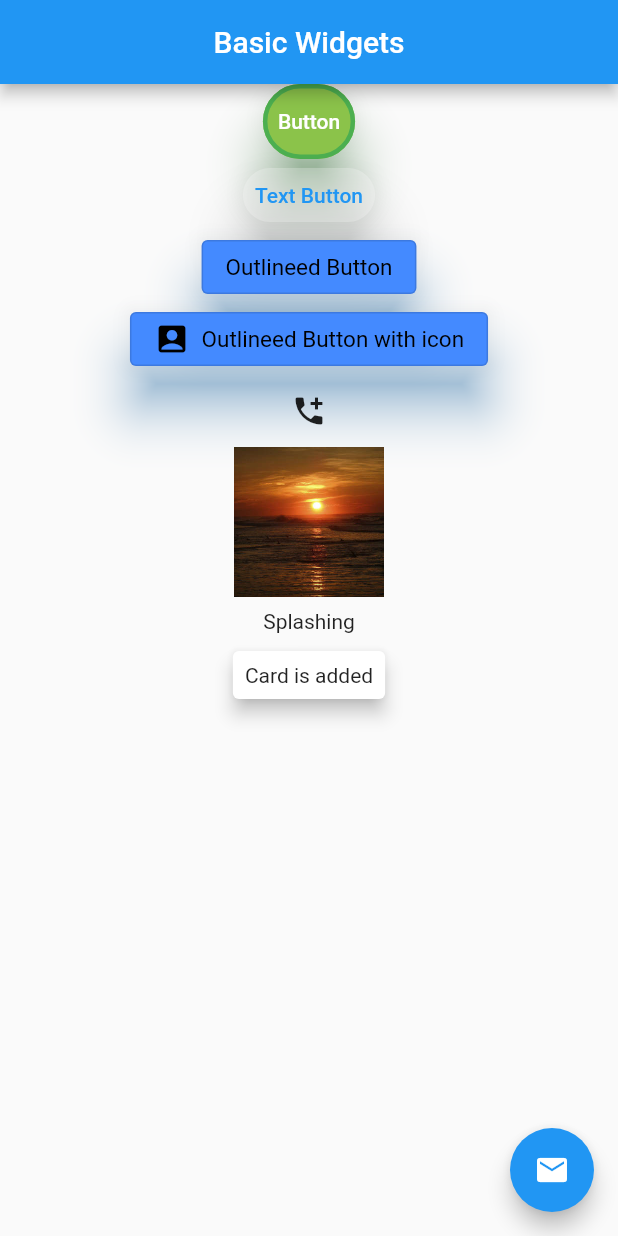
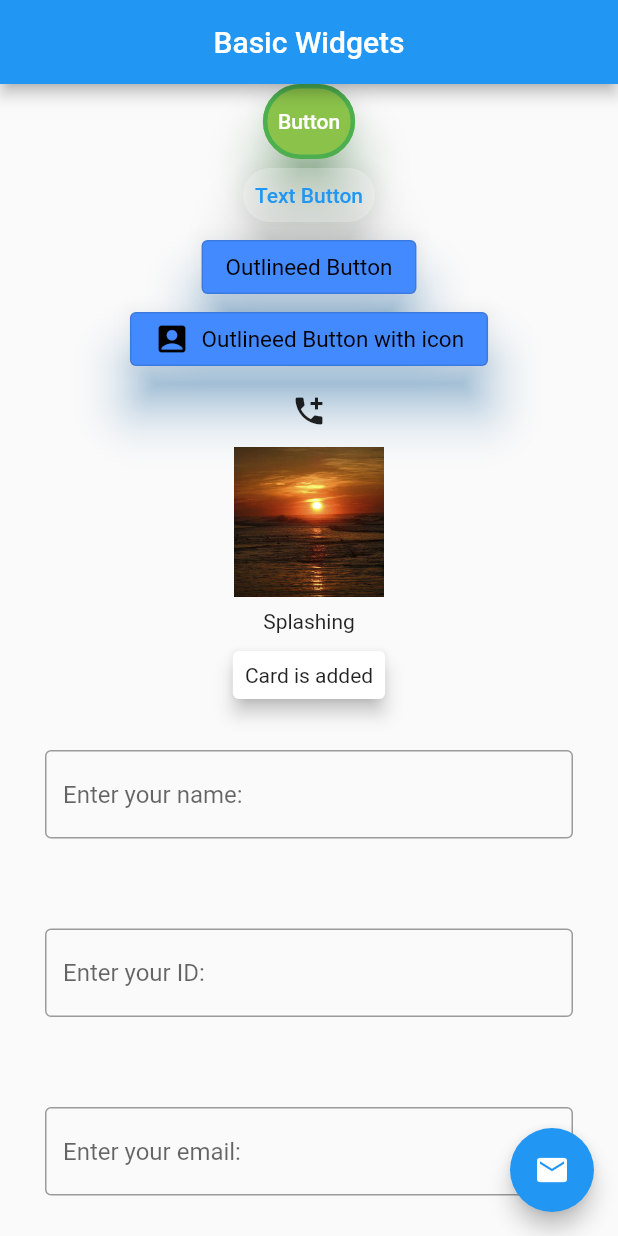
Before and after one commit to MHFerdous/Flutter_RestAPI_FireBase, a Flutter app: the screen it shows after launch, on a phone screen of 412 x 824 dp. Run offline on Flutter 3.47's test engine with Material 2 defaults, Android fonts, the phone set to English and light mode, and no system bars.

Commit message:
TextField added

```diff
--- a/lib/main.dart
+++ b/lib/main.dart
@@ -131,6 +131,60 @@ class HomeScreen extends StatelessWidget {
                     child: Text('Card is added'),
                   ),
                 ),
+                Padding(
+                  padding: const EdgeInsets.all(30.0),
+                  child: TextField(
+                    decoration: InputDecoration(
+                      hintText: 'Enter your name: ',
+                      border: OutlineInputBorder(
+                        borderSide: BorderSide(color: Colors.red),
+                      ),
+                      focusedBorder: OutlineInputBorder(
+                        borderSide: BorderSide(color: Colors.teal, width: 3),
+                      ),
+                    ),
+                    textInputAction: TextInputAction.next,
+                  ),
+                ),
+                Padding(
+                  padding: const EdgeInsets.all(30.0),
+                  child: TextField(
+                    keyboardType: TextInputType.number,
+                    decoration: InputDecoration(
+                      hintText: 'Enter your ID: ',
+                      border: OutlineInputBorder(),
+                    ),
+                    textInputAction: TextInputAction.next,
+                  ),
+                ),
+                Padding(
+                  padding: const EdgeInsets.all(30.0),
+                  child: TextField(
+                    keyboardType: TextInputType.emailAddress,
+                    decoration: InputDecoration(
+                      hintText: 'Enter your email: ',
+                      border: OutlineInputBorder(),
+                    ),
+                    textInputAction: TextInputAction.next,
+                  ),
+                ),
+                Padding(
+                  padding: const EdgeInsets.all(30.0),
+                  child: TextField(
+                    decoration: InputDecoration(
+                      hintText: 'Enter your password: ',
+                      border: OutlineInputBorder(),
+                    ),
+                    obscureText: true,
+                    onChanged: (value) {
+                      print(value);
+                    },
+                    onSubmitted: (value) {
+                      print(value);
+                    },
+                    textAlign: TextAlign.start,
+                  ),
+                ),
               ],
             ),
           ),
```
